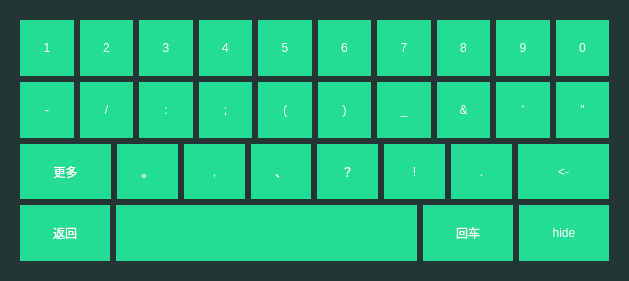
Before: the Qt Designer form InputExample/inputcontex/keyboard.ui in birdman1992/toolmodules, drawn with Qt 5.
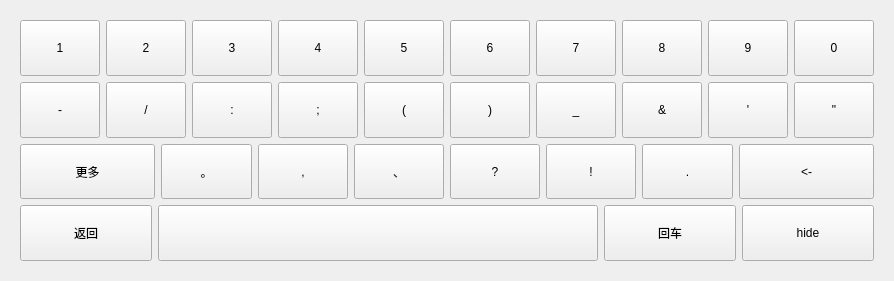
After: the same form once the commit is applied. The open tabs and pages were chosen to show the change.

```diff
--- a/InputExample/inputcontex/keyboard.ui
+++ b/InputExample/inputcontex/keyboard.ui
@@ -17,22 +17,7 @@
    <string>Form</string>
   </property>
   <property name="styleSheet">
-   <string notr="true">QWidget{
-background-color: #233634;
-}
-QPushButton{
-border:0px silid gray;
-color:rgb(255, 255, 255);
-background-color: rgb(36, 221, 149);
-}
-QPushButton:pressed{
-color:rgb(255, 255, 255);
-background-color: rgb(8, 182, 114);
-}
-QPushButton:checked{
-color:#76B5AF;
-background-color: rgb(36, 221, 149);
-}</string>
+   <string notr="true"/>
   </property>
   <layout class="QVBoxLayout" name="verticalLayout_2">
    <item>
@@ -1063,7 +1048,7 @@
             <enum>Qt::NoFocus</enum>
            </property>
            <property name="text">
-            <string>？</string>
+            <string>?</string>
            </property>
           </widget>
          </item>
@@ -1147,7 +1132,7 @@
             <enum>Qt::NoFocus</enum>
            </property>
            <property name="text">
-            <string>          </string>
+            <string/>
            </property>
           </widget>
          </item>
```
Left out of the diff: 8 changed lines with no effect on the pictures.
